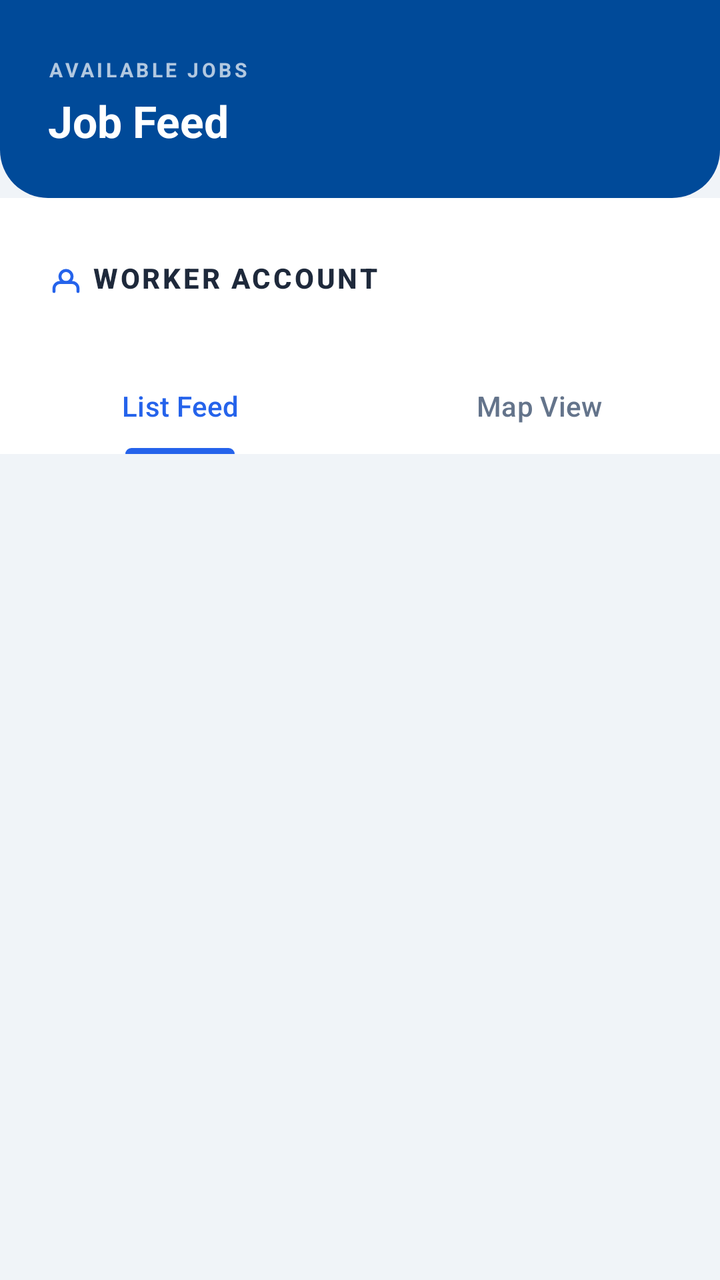
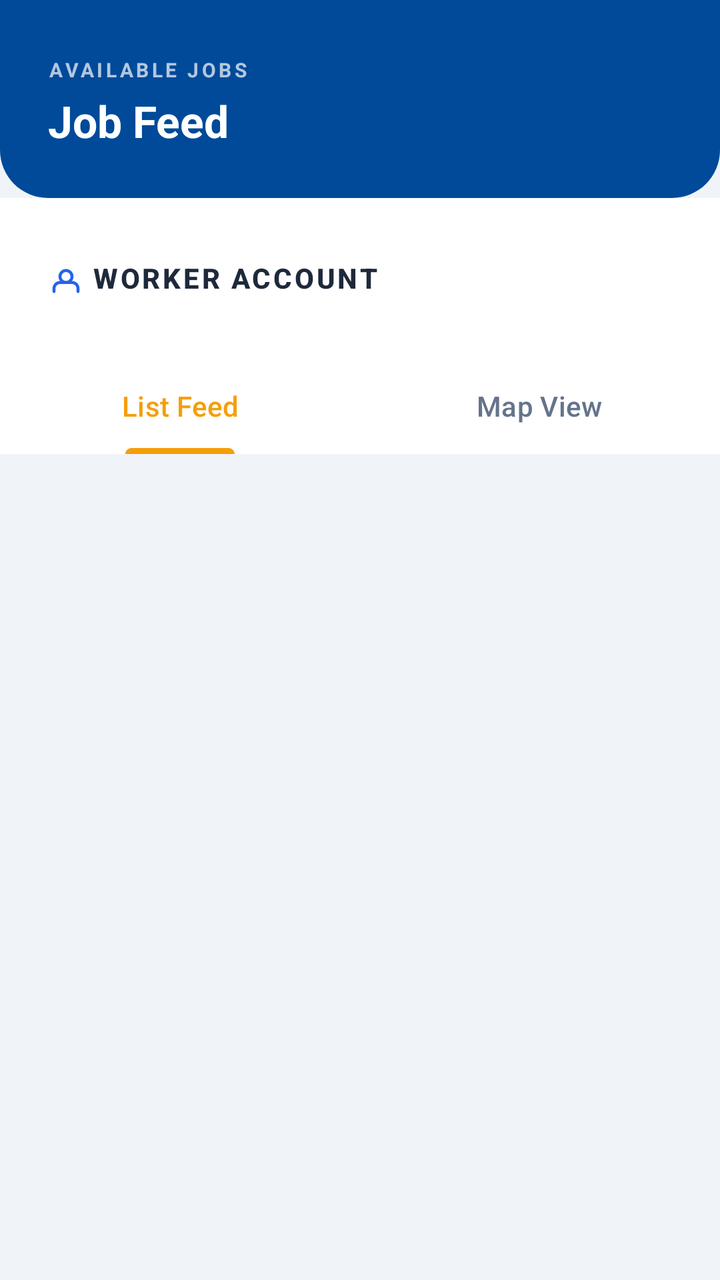

Two renders of the same Android screen: before a commit and after it. Below are the layout's source before the change and the commit's diff.
<!-- AndroidManifest.xml: application theme Theme.Newtacks -->
<!-- res/layout/fragment_worker_feed.xml -->
<?xml version="1.0" encoding="utf-8"?>
<LinearLayout
    xmlns:android="http://schemas.android.com/apk/res/android"
    xmlns:app="http://schemas.android.com/apk/res-auto"
    android:layout_width="match_parent"
    android:layout_height="match_parent"
    android:orientation="vertical"
    android:background="#F0F4F8">

    
    <LinearLayout
        android:id="@+id/layoutHeader"
        android:layout_width="match_parent"
        android:layout_height="wrap_content"
        android:orientation="vertical"
        android:background="@drawable/bg_header_rounded"
        android:paddingStart="24dp"
        android:paddingEnd="24dp"
        android:paddingTop="28dp"
        android:paddingBottom="24dp">

        <TextView
            android:layout_width="wrap_content"
            android:layout_height="wrap_content"
            android:text="AVAILABLE JOBS"
            android:textColor="#FFFFFF"
            android:textSize="10sp"
            android:textStyle="bold"
            android:letterSpacing="0.15"
            android:alpha="0.7"
            android:layout_marginBottom="4dp" />

        <LinearLayout
            android:layout_width="match_parent"
            android:layout_height="wrap_content"
            android:orientation="horizontal"
            android:gravity="center_vertical">

            <TextView
                android:layout_width="0dp"
                android:layout_height="wrap_content"
                android:layout_weight="1"
                android:text="Job Feed"
                android:textColor="#FFFFFF"
                android:textSize="22sp"
                android:textStyle="bold" />

        </LinearLayout>

    </LinearLayout>

    
    <LinearLayout
        android:layout_width="match_parent"
        android:layout_height="wrap_content"
        android:orientation="horizontal"
        android:gravity="center_vertical"
        android:padding="16dp"
        android:background="#FFFFFF">

        <com.google.android.material.button.MaterialButton
            android:id="@+id/btnWorkerProfile"
            android:layout_width="0dp"
            android:layout_height="wrap_content"
            android:layout_weight="1"
            android:text="Worker Account"
            android:textColor="#1E293B"
            android:textSize="14sp"
            android:textStyle="bold"
            android:gravity="start|center_vertical"
            app:icon="@drawable/ic_nav_account"
            app:iconTint="#2563EB"
            style="@style/Widget.MaterialComponents.Button.TextButton" />

    </LinearLayout>

    
    <com.google.android.material.tabs.TabLayout
        android:id="@+id/tabLayout"
        android:layout_width="match_parent"
        android:layout_height="wrap_content"
        android:background="#FFFFFF"
        app:tabIndicatorColor="#2563EB"
        app:tabSelectedTextColor="#2563EB"
        app:tabTextColor="#64748B">

        <com.google.android.material.tabs.TabItem
            android:layout_width="wrap_content"
            android:layout_height="wrap_content"
            android:text="List Feed" />

        <com.google.android.material.tabs.TabItem
            android:layout_width="wrap_content"
            android:layout_height="wrap_content"
            android:text="Map View" />

    </com.google.android.material.tabs.TabLayout>

    <FrameLayout
        android:layout_width="match_parent"
        android:layout_height="0dp"
        android:layout_weight="1">

        
        <LinearLayout
            android:id="@+id/layoutListContainer"
            android:layout_width="match_parent"
            android:layout_height="match_parent"
            android:orientation="vertical">

            
            <LinearLayout
                android:id="@+id/layoutEmptyState"
                android:layout_width="match_parent"
                android:layout_height="match_parent"
                android:orientation="vertical"
                android:gravity="center"
                android:visibility="gone">

                <ImageView
                    android:layout_width="72dp"
                    android:layout_height="72dp"
                    android:src="@drawable/ic_inbox"
                    android:alpha="0.3"
                    android:layout_marginBottom="20dp" />

                <TextView
                    android:layout_width="wrap_content"
                    android:layout_height="wrap_content"
                    android:text="No Jobs Available"
                    android:textColor="#1E293B"
                    android:textSize="18sp"
                    android:textStyle="bold"
                    android:layout_marginBottom="8dp" />

                <TextView
                    android:layout_width="wrap_content"
                    android:layout_height="wrap_content"
                    android:text="Check back later for new job posts."
                    android:textColor="#94A3B8"
                    android:textSize="13sp"
                    android:gravity="center" />

            </LinearLayout>

            
            <androidx.recyclerview.widget.RecyclerView
                android:id="@+id/workerFeedRecycler"
                android:layout_width="match_parent"
                android:layout_height="match_parent"
                android:clipToPadding="false"
                android:paddingTop="8dp"
                android:paddingBottom="16dp"
                android:layoutAnimation="@anim/layout_animation_fall_down" />
        </LinearLayout>

        
        <FrameLayout
            android:id="@+id/layoutMapContainer"
            android:layout_width="match_parent"
            android:layout_height="match_parent"
            android:layout_margin="8dp"
            android:background="@drawable/bg_map_border"
            android:padding="2dp"
            android:visibility="gone">

            <org.maplibre.android.maps.MapView
                android:id="@+id/mapView"
                android:layout_width="match_parent"
                android:layout_height="match_parent" />

            
            <LinearLayout
                android:layout_width="wrap_content"
                android:layout_height="wrap_content"
                android:orientation="vertical"
                android:layout_gravity="bottom|end"
                android:layout_margin="16dp">

                <com.google.android.material.floatingactionbutton.FloatingActionButton
                    android:id="@+id/fabZoomIn"
                    android:layout_width="wrap_content"
                    android:layout_height="wrap_content"
                    android:layout_marginBottom="8dp"
                    android:src="@drawable/ic_plus"
                    app:fabSize="mini"
                    app:backgroundTint="#FFFFFF"
                    app:tint="#2563EB"
                    android:contentDescription="Zoom In" />

                <com.google.android.material.floatingactionbutton.FloatingActionButton
                    android:id="@+id/fabZoomOut"
                    android:layout_width="wrap_content"
                    android:layout_height="wrap_content"
                    android:src="@drawable/ic_minus"
                    app:fabSize="mini"
                    app:backgroundTint="#FFFFFF"
                    app:tint="#2563EB"
                    android:contentDescription="Zoom Out" />

            </LinearLayout>

        </FrameLayout>

    </FrameLayout>
</LinearLayout>
<!-- resources referenced by this layout -->
<resources>
  <!-- drawable bg_header_rounded (drawable) -->
  <?xml version="1.0" encoding="utf-8"?>
  <shape xmlns:android="http://schemas.android.com/apk/res/android"
      android:shape="rectangle">
      <solid android:color="#004A99" />
      <corners
          android:bottomLeftRadius="24dp"
          android:bottomRightRadius="24dp" />
  </shape>
  <!-- drawable bg_map_border (drawable) -->
  <?xml version="1.0" encoding="utf-8"?>
  <shape xmlns:android="http://schemas.android.com/apk/res/android">
      <solid android:color="#F0F4F8" /> 
      <stroke
          android:width="4dp"
          android:color="#1E293B" /> 
      <corners android:radius="16dp" />
  </shape>
  <!-- drawable ic_inbox (drawable) -->
  <?xml version="1.0" encoding="utf-8"?>
  <vector xmlns:android="http://schemas.android.com/apk/res/android"
      android:width="72dp"
      android:height="72dp"
      android:viewportWidth="24"
      android:viewportHeight="24">
  
      <path
          android:fillColor="#004A99"
          android:pathData="M19,3H5C3.9,3 3,3.9 3,5v14c0,1.1 0.9,2 2,2h14c1.1,0 2,-0.9 2,-2V5C21,3.9 20.1,3 19,3z
                            M19,19H5v-3h3.56c0.69,1.19 1.97,2 3.44,2s2.75,-0.81 3.44,-2H19V19z
                            M19,14h-4c0,1.1 -0.9,2 -2,2s-2,-0.9 -2,-2H5V5h14V14z" />
  
  </vector>
  <!-- drawable ic_minus (drawable) -->
  <vector xmlns:android="http://schemas.android.com/apk/res/android"
      android:width="24dp"
      android:height="24dp"
      android:viewportWidth="24"
      android:viewportHeight="24">
      <path
          android:fillColor="#000000"
          android:pathData="M19,13H5v-2h14v2Z"/>
  </vector>
  <!-- drawable ic_nav_account (drawable) -->
  <?xml version="1.0" encoding="utf-8"?>
  <vector xmlns:android="http://schemas.android.com/apk/res/android"
      android:width="24dp"
      android:height="24dp"
      android:viewportWidth="24"
      android:viewportHeight="24">
      <path
          android:fillColor="@android:color/transparent"
          android:pathData="M20,21V19a4,4 0,0 0,-4 -4H8a4,4 0,0 0,-4 4V21"
          android:strokeWidth="2"
          android:strokeColor="#9BA3AF"
          android:strokeLineCap="round"
          android:strokeLineJoin="round" />
      <path
          android:fillColor="@android:color/transparent"
          android:pathData="M12,11m-4,0a4,4 0,1 1,8 0a4,4 0,1 1,-8 0"
          android:strokeWidth="2"
          android:strokeColor="#9BA3AF"
          android:strokeLineCap="round"
          android:strokeLineJoin="round" />
  </vector>
  <!-- drawable ic_plus (drawable) -->
  <vector xmlns:android="http://schemas.android.com/apk/res/android"
      android:width="24dp"
      android:height="24dp"
      android:viewportWidth="24"
      android:viewportHeight="24">
      <path
          android:fillColor="#000000"
          android:pathData="M19,13h-6v6h-2v-6H5v-2h6V5h2v6h6v2Z"/>
  </vector>
  <style name="Theme.Newtacks" parent="Base.Theme.Newtacks" />
  <style name="Base.Theme.Newtacks" parent="Theme.Material3.DayNight.NoActionBar">
          <item name="colorPrimary">#004A99</item>
          <item name="colorPrimaryContainer">#004A99</item>
          <item name="colorOnPrimary">#FFFFFF</item>
          <item name="colorSecondary">#004A99</item>
          <item name="colorOnSecondary">#FFFFFF</item>
          <item name="colorTertiary">#004A99</item>
          <item name="colorSecondaryContainer">#EBF2FF</item>
          <item name="colorOnSecondaryContainer">#004A99</item>
          <item name="android:statusBarColor">#004A99</item>
          <item name="android:navigationBarColor">#FFFFFF</item>
          <item name="android:windowLightStatusBar" tools:targetApi="m">false</item>
      </style>
</resources>

<!-- the commit's change to res/layout/fragment_worker_feed.xml (unified diff, before → after) -->
@@ -80,8 +80,8 @@
         android:layout_width="match_parent"
         android:layout_height="wrap_content"
         android:background="#FFFFFF"
-        app:tabIndicatorColor="#2563EB"
-        app:tabSelectedTextColor="#2563EB"
+        app:tabIndicatorColor="#F59E0B"
+        app:tabSelectedTextColor="#F59E0B"
         app:tabTextColor="#64748B">
 
         <com.google.android.material.tabs.TabItem
<!-- resource entries referenced after the edit -->
@@ -61,7 +61,7 @@
           android:fillColor="@android:color/transparent"
           android:pathData="M12,11m-4,0a4,4 0,1 1,8 0a4,4 0,1 1,-8 0"
           android:strokeWidth="2"
-          android:strokeColor="#9BA3AF"
+          android:strokeColor="#F59E0B"
           android:strokeLineCap="round"
           android:strokeLineJoin="round" />
   </vector>
